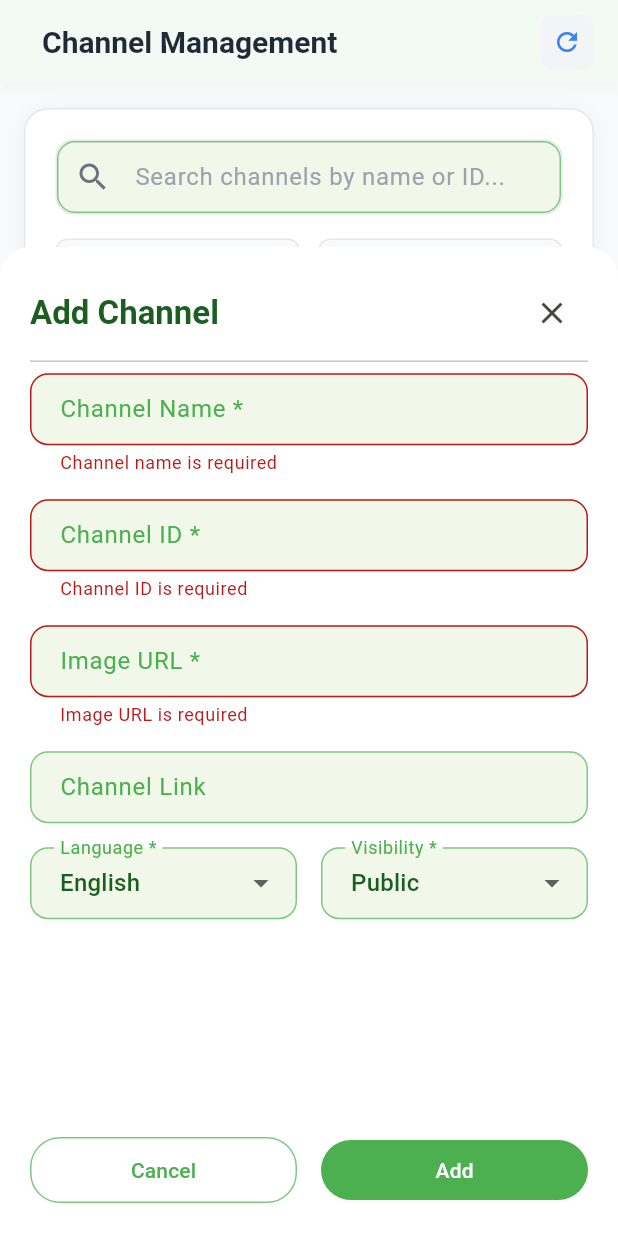
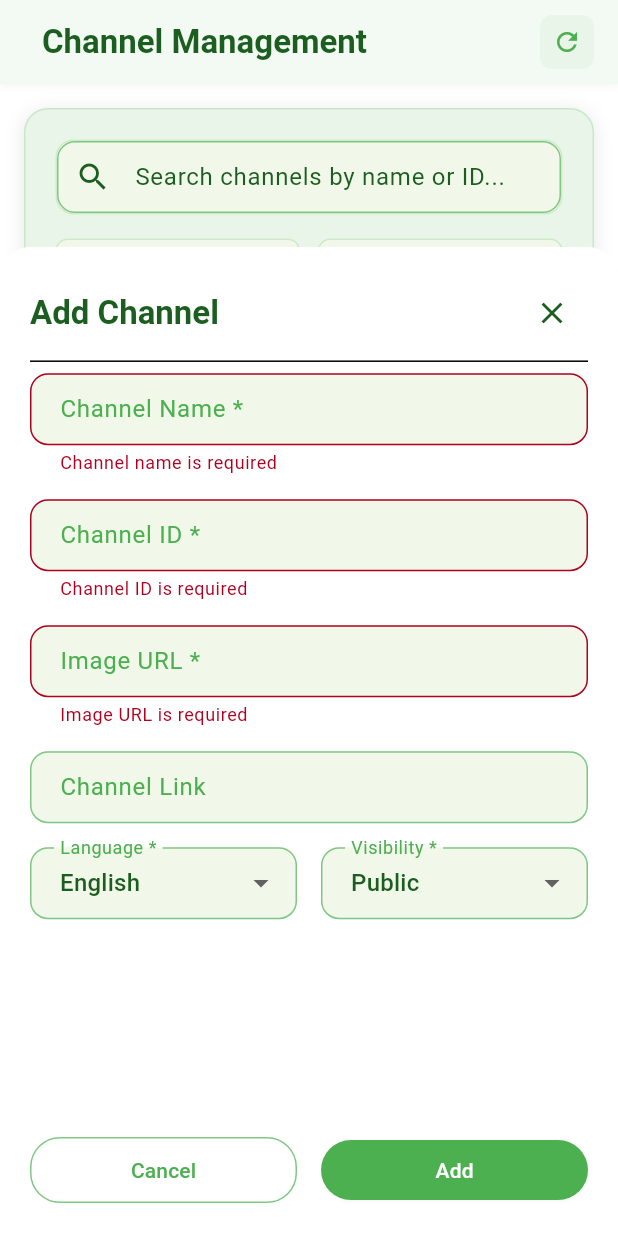
Before and after one commit to nasuf/dictation-studio-flutter, a Flutter app: the ChannelManagementScreen screen opened by its route, after a tap on the "add" icon, after a tap on "Add", on a phone screen of 412 x 824 dp. Run offline on Flutter 3.47's test engine with Material 3 defaults, Android fonts, the phone set to English and light mode, and no system bars; our stand-ins replace app_links, cached_network_image, flutter_spinkit, go_router, percent_indicator, shared_preferences and 3 more; accounts and stored records are empty; network calls fail.

Commit message:
style adjustment for video/channel/user management

```diff
--- a/lib/screens/admin/channel_management_screen.dart
+++ b/lib/screens/admin/channel_management_screen.dart
@@ -90,10 +90,11 @@ class _ChannelManagementScreenState extends State<ChannelManagementScreen>
       );
     } catch (e) {
       if (mounted) {
+        final theme = Theme.of(context);
         ScaffoldMessenger.of(context).showSnackBar(
           SnackBar(
             content: Text('Failed to load channels: $e'),
-            backgroundColor: Colors.red,
+            backgroundColor: theme.colorScheme.error,
           ),
         );
       }
@@ -149,8 +150,9 @@ class _ChannelManagementScreenState extends State<ChannelManagementScreen>
 
   @override
   Widget build(BuildContext context) {
+    final theme = Theme.of(context);
     return Scaffold(
-      backgroundColor: const Color(0xFFF8FAFC),
+      backgroundColor: theme.colorScheme.surface,
       appBar: _buildAppBar(),
       body: FadeTransition(
         opacity: _fadeAnimation,
@@ -186,18 +188,17 @@ class _ChannelManagementScreenState extends State<ChannelManagementScreen>
   }
 
   PreferredSizeWidget _buildAppBar() {
+    final theme = Theme.of(context);
     return AppBar(
-      backgroundColor: Colors.white,
+      backgroundColor: theme.colorScheme.surface,
       elevation: 2,
-      shadowColor: Colors.black.withValues(alpha: 0.1),
+      shadowColor: theme.colorScheme.shadow,
       title: Row(
         children: [
           const SizedBox(width: 12),
-          const Text(
+          Text(
             'Channel Management',
-            style: TextStyle(
-              color: Color(0xFF1F2937),
-              fontSize: 20,
+            style: theme.textTheme.titleLarge?.copyWith(
               fontWeight: FontWeight.w600,
             ),
           ),
@@ -213,23 +214,23 @@ class _ChannelManagementScreenState extends State<ChannelManagementScreen>
                 child: Container(
                   padding: const EdgeInsets.all(8),
                   decoration: BoxDecoration(
-                    color: const Color(0xFFF3F4F6),
+                    color: theme.colorScheme.primaryContainer,
                     borderRadius: BorderRadius.circular(8),
                   ),
                   child: provider.isLoading
-                      ? const SizedBox(
+                      ? SizedBox(
                           width: 20,
                           height: 20,
                           child: CircularProgressIndicator(
                             strokeWidth: 2,
                             valueColor: AlwaysStoppedAnimation<Color>(
-                              Color(0xFF3B82F6),
+                              theme.colorScheme.primary,
                             ),
                           ),
                         )
-                      : const Icon(
+                      : Icon(
                           Icons.refresh,
-                          color: Color(0xFF3B82F6),
+                          color: theme.colorScheme.primary,
                           size: 20,
                         ),
                 ),
@@ -242,16 +243,17 @@ class _ChannelManagementScreenState extends State<ChannelManagementScreen>
   }
 
   Widget _buildSearchAndFilters() {
+    final theme = Theme.of(context);
     return Container(
       margin: const EdgeInsets.all(16),
       padding: const EdgeInsets.all(20),
       decoration: BoxDecoration(
-        color: Colors.white,
+        color: theme.colorScheme.primaryContainer,
         borderRadius: BorderRadius.circular(16),
-        border: Border.all(color: const Color(0xFFE5E7EB), width: 1),
+        border: Border.all(color: theme.colorScheme.outline.withOpacity(0.3), width: 1),
         boxShadow: [
           BoxShadow(
-            color: Colors.black.withValues(alpha: 0.05),
+            color: theme.colorScheme.shadow.withOpacity(0.1),
             blurRadius: 10,
             spreadRadius: 0,
             offset: const Offset(0, 2),
@@ -263,9 +265,9 @@ class _ChannelManagementScreenState extends State<ChannelManagementScreen>
           // Search Bar
           Container(
             decoration: BoxDecoration(
-              color: const Color(0xFFF9FAFB),
+              color: theme.colorScheme.surfaceContainerHighest,
               borderRadius: BorderRadius.circular(12),
-              border: Border.all(color: const Color(0xFFE5E7EB), width: 1),
+              border: Border.all(color: theme.colorScheme.outline.withOpacity(0.3), width: 1),
             ),
             child: TextField(
               controller: _searchController,
@@ -274,11 +276,11 @@ class _ChannelManagementScreenState extends State<ChannelManagementScreen>
                   _searchQuery = value;
                 });
               },
-              style: const TextStyle(color: Color(0xFF1F2937)),
-              decoration: const InputDecoration(
+              style: TextStyle(color: theme.colorScheme.onSurface),
+              decoration: InputDecoration(
                 hintText: 'Search channels by name or ID...',
-                hintStyle: TextStyle(color: Color(0xFF9CA3AF)),
-                prefixIcon: Icon(Icons.search, color: Color(0xFF6B7280)),
+                hintStyle: TextStyle(color: theme.colorScheme.onSurfaceVariant),
+                prefixIcon: Icon(Icons.search, color: theme.colorScheme.onSurfaceVariant),
                 border: InputBorder.none,
                 contentPadding: EdgeInsets.symmetric(
                   horizontal: 16,
@@ -332,12 +334,13 @@ class _ChannelManagementScreenState extends State<ChannelManagementScreen>
     Map<String, String> options,
     Function(String) onChanged,
   ) {
+    final theme = Theme.of(context);
     return Container(
       padding: const EdgeInsets.symmetric(horizontal: 12, vertical: 8),
       decoration: BoxDecoration(
-        color: const Color(0xFFF9FAFB),
+        color: theme.colorScheme.surfaceContainerHighest,
         borderRadius: BorderRadius.circular(8),
-        border: Border.all(color: const Color(0xFFE5E7EB), width: 1),
+        border: Border.all(color: theme.colorScheme.outline.withOpacity(0.3), width: 1),
       ),
       child: DropdownButtonHideUnderline(
         child: DropdownButton<String>(
@@ -347,15 +350,15 @@ class _ChannelManagementScreenState extends State<ChannelManagementScreen>
               onChanged(newValue);
             }
           },
-          style: const TextStyle(color: Color(0xFF1F2937)),
-          dropdownColor: Colors.white,
-          icon: const Icon(Icons.keyboard_arrow_down, color: Color(0xFF6B7280)),
+          style: TextStyle(color: theme.colorScheme.onSurface),
+          dropdownColor: theme.colorScheme.surface,
+          icon: Icon(Icons.keyboard_arrow_down, color: theme.colorScheme.onSurfaceVariant),
           items: options.entries.map((entry) {
             return DropdownMenuItem<String>(
               value: entry.value,
               child: Text(
                 entry.key,
-                style: const TextStyle(color: Color(0xFF1F2937)),
+                style: TextStyle(color: theme.colorScheme.onSurface),
               ),
             );
           }).toList(),
@@ -365,17 +368,20 @@ class _ChannelManagementScreenState extends State<ChannelManagementScreen>
   }
 
   Widget _buildLoadingState() {
-    return const Center(
+    final theme = Theme.of(context);
+    return Center(
       child: Column(
         mainAxisAlignment: MainAxisAlignment.center,
         children: [
           CircularProgressIndicator(
-            valueColor: AlwaysStoppedAnimation<Color>(Color(0xFF3B82F6)),
+            valueColor: AlwaysStoppedAnimation<Color>(theme.colorScheme.primary),
           ),
-          SizedBox(height: 16),
+          const SizedBox(height: 16),
           Text(
             'Loading channels...',
-            style: TextStyle(color: Color(0xFF6B7280), fontSize: 16),
+            style: theme.textTheme.bodyLarge?.copyWith(
+              color: theme.colorScheme.onSurfaceVariant,
+            ),
           ),
         ],
       ),
@@ -383,6 +389,7 @@ class _ChannelManagementScreenState extends State<ChannelManagementScreen>
   }
 
   Widget _buildChannelList(List<Channel> channels, ChannelProvider provider) {
+    final theme = Theme.of(context);
     if (channels.isEmpty) {
       return Center(
         child: Column(
@@ -391,29 +398,29 @@ class _ChannelManagementScreenState extends State<ChannelManagementScreen>
             Container(
               padding: const EdgeInsets.all(20),
               decoration: BoxDecoration(
-                color: Colors.white,
+                color: theme.colorScheme.surface,
                 borderRadius: BorderRadius.circular(16),
-                border: Border.all(color: const Color(0xFFE5E7EB), width: 1),
+                border: Border.all(color: theme.colorScheme.outline.withOpacity(0.3), width: 1),
               ),
-              child: const Icon(
+              child: Icon(
                 Icons.video_library_outlined,
                 size: 64,
-                color: Color(0xFF9CA3AF),
+                color: theme.colorScheme.outline,
               ),
             ),
             const SizedBox(height: 16),
-            const Text(
+            Text(
               'No channels found',
-              style: TextStyle(
-                color: Color(0xFF1F2937),
-                fontSize: 18,
+              style: theme.textTheme.titleMedium?.copyWith(
                 fontWeight: FontWeight.w500,
               ),
             ),
             const SizedBox(height: 8),
-            const Text(
+            Text(
               'Try adjusting your search or filters',
-              style: TextStyle(color: Color(0xFF6B7280), fontSize: 14),
+              style: theme.textTheme.bodyMedium?.copyWith(
+                color: theme.colorScheme.onSurfaceVariant,
+              ),
             ),
           ],
         ),
@@ -431,15 +438,16 @@ class _ChannelManagementScreenState extends State<ChannelManagementScreen>
   }
 
   Widget _buildChannelCard(Channel channel, ChannelProvider provider) {
+    final theme = Theme.of(context);
     return Container(
       margin: const EdgeInsets.only(bottom: 16),
       decoration: BoxDecoration(
-        color: Colors.white,
+        color: theme.colorScheme.surface,
         borderRadius: BorderRadius.circular(16),
-        border: Border.all(color: const Color(0xFFE5E7EB), width: 1),
+        border: Border.all(color: theme.colorScheme.outline.withOpacity(0.3), width: 1),
         boxShadow: [
           BoxShadow(
-            color: Colors.black.withValues(alpha: 0.05),
+            color: theme.colorScheme.shadow.withOpacity(0.05),
             blurRadius: 10,
             offset: const Offset(0, 2),
           ),
@@ -455,7 +463,7 @@ class _ChannelManagementScreenState extends State<ChannelManagementScreen>
               height: 60,
               decoration: BoxDecoration(
                 borderRadius: BorderRadius.circular(12),
-                border: Border.all(color: const Color(0xFFE5E7EB), width: 2),
+                border: Border.all(color: theme.colorScheme.outline.withOpacity(0.3), width: 2),
               ),
               child: ClipRRect(
                 borderRadius: BorderRadius.circular(10),
@@ -465,16 +473,12 @@ class _ChannelManagementScreenState extends State<ChannelManagementScreen>
                   errorBuilder: (context, error, stackTrace) {
                     return Container(
                       decoration: BoxDecoration(
-                        gradient: const LinearGradient(
-                          colors: [Color(0xFF3B82F6), Color(0xFF1D4ED8)],
-                          begin: Alignment.topLeft,
-                          end: Alignment.bottomRight,
-                        ),
+                        color: theme.colorScheme.primary,
                         borderRadius: BorderRadius.circular(10),
                       ),
-                      child: const Icon(
+                      child: Icon(
                         Icons.video_library,
-                        color: Colors.white,
+                        color: theme.colorScheme.onPrimary,
                         size: 24,
                       ),
                     );
@@ -491,9 +495,7 @@ class _ChannelManagementScreenState extends State<ChannelManagementScreen>
                 children: [
                   Text(
                     channel.name,
-                    style: const TextStyle(
-                      color: Color(0xFF1F2937),
-                      fontSize: 16,
+                    style: theme.textTheme.titleMedium?.copyWith(
                       fontWeight: FontWeight.w600,
                     ),
                     maxLines: 1,
@@ -502,17 +504,15 @@ class _ChannelManagementScreenState extends State<ChannelManagementScreen>
                   const SizedBox(height: 4),
                   Text(
                     'ID: ${channel.id}',
-                    style: const TextStyle(
-                      color: Color(0xFF6B7280),
-                      fontSize: 12,
+                    style: theme.textTheme.bodySmall?.copyWith(
+                      color: theme.colorScheme.onSurfaceVariant,
                     ),
                   ),
                   const SizedBox(height: 4),
                   Text(
                     'Videos: ${channel.videoCount}',
-                    style: const TextStyle(
-                      color: Color(0xFF3B82F6),
-                      fontSize: 12,
+                    style: theme.textTheme.bodySmall?.copyWith(
+                      color: theme.colorScheme.primary,
                       fontWeight: FontWeight.w500,
                     ),
                   ),
@@ -523,14 +523,14 @@ class _ChannelManagementScreenState extends State<ChannelManagementScreen>
                     children: [
                       _buildTag(
                         channel.displayLanguage,
-                        const Color(0xFF3B82F6),
+                        theme.colorScheme.primary,
                       ),
                       const SizedBox(width: 8),
                       _buildTag(
                         channel.isPublic ? 'PUBLIC' : 'PRIVATE',
                         channel.isPublic
-                            ? const Color(0xFF10B981)
-                            : const Color(0xFFF59E0B),
+                            ? theme.colorScheme.primary
+                            : theme.colorScheme.secondary,
                       ),
                     ],
                   ),
@@ -552,7 +552,7 @@ class _ChannelManagementScreenState extends State<ChannelManagementScreen>
                   Icons.open_in_new,
                   'View',
                   () => _openChannelLink(channel.link),
-                  const Color(0xFF10B981),
+                  theme.colorScheme.secondary,
                 ),
               ],
             ),
@@ -604,17 +604,14 @@ class _ChannelManagementScreenState extends State<ChannelManagementScreen>
   }
 
   Widget _buildFloatingActionButton() {
+    final theme = Theme.of(context);
     return Container(
       decoration: BoxDecoration(
-        gradient: const LinearGradient(
-          colors: [Color(0xFF3B82F6), Color(0xFF1D4ED8)],
-          begin: Alignment.topLeft,
-          end: Alignment.bottomRight,
-        ),
+        color: theme.colorScheme.primary,
         borderRadius: BorderRadius.circular(16),
         boxShadow: [
           BoxShadow(
-            color: const Color(0xFF3B82F6).withValues(alpha: 0.3),
+            color: theme.colorScheme.primary.withOpacity(0.3),
             blurRadius: 20,
             spreadRadius: 0,
           ),
@@ -624,7 +621,7 @@ class _ChannelManagementScreenState extends State<ChannelManagementScreen>
         onPressed: _showAddChannelModal,
         backgroundColor: Colors.transparent,
         elevation: 0,
-        child: const Icon(Icons.add, color: Colors.white, size: 24),
+        child: Icon(Icons.add, color: theme.colorScheme.onPrimary, size: 24),
       ),
     );
   }
@@ -632,10 +629,11 @@ class _ChannelManagementScreenState extends State<ChannelManagementScreen>
   void _openChannelLink(String link) async {
     if (link.isEmpty) {
       if (mounted) {
+        final theme = Theme.of(context);
         ScaffoldMessenger.of(context).showSnackBar(
-          const SnackBar(
-            content: Text('No link available for this channel'),
-            backgroundColor: Colors.orange,
+          SnackBar(
+            content: const Text('No link available for this channel'),
+            backgroundColor: theme.colorScheme.secondary,
           ),
         );
       }
@@ -707,10 +705,11 @@ class _ChannelManagementScreenState extends State<ChannelManagementScreen>
     } catch (e) {
       AppLogger.error('Error parsing channel link: $e');
       if (mounted) {
+        final theme = Theme.of(context);
         ScaffoldMessenger.of(context).showSnackBar(
           SnackBar(
             content: Text('Invalid URL format: $link'),
-            backgroundColor: Colors.red,
+            backgroundColor: theme.colorScheme.error,
           ),
         );
       }
@@ -730,10 +729,11 @@ class _ChannelManagementScreenState extends State<ChannelManagementScreen>
 
       AppLogger.info('Successfully opened URL: $uri');
       if (mounted) {
+        final theme = Theme.of(context);
         ScaffoldMessenger.of(context).showSnackBar(
           SnackBar(
             content: Text('Opening link in browser...'),
-            backgroundColor: Colors.green,
+            backgroundColor: theme.colorScheme.primary,
             duration: const Duration(seconds: 2),
           ),
         );
@@ -741,10 +741,11 @@ class _ChannelManagementScreenState extends State<ChannelManagementScreen>
     } catch (e) {
       AppLogger.error('Error launching URL: $e');
       if (mounted) {
+        final theme = Theme.of(context);
         ScaffoldMessenger.of(context).showSnackBar(
           SnackBar(
             content: Text('Failed to open link: $e'),
-            backgroundColor: Colors.red,
+            backgroundColor: theme.colorScheme.error,
           ),
         );
       }
@@ -769,10 +770,11 @@ class _ChannelManagementScreenState extends State<ChannelManagementScreen>
         );
 
         if (mounted) {
+          final theme = Theme.of(context);
           ScaffoldMessenger.of(context).showSnackBar(
-            const SnackBar(
-              content: Text('Channel updated successfully'),
-              backgroundColor: Colors.green,
+            SnackBar(
+              content: const Text('Channel updated successfully'),
+              backgroundColor: theme.colorScheme.primary,
             ),
           );
         }
@@ -796,10 +798,11 @@ class _ChannelManagementScreenState extends State<ChannelManagementScreen>
         await channelProvider.addChannel(newChannel);
 
         if (mounted) {
+          final theme = Theme.of(context);
           ScaffoldMessenger.of(context).showSnackBar(
-            const SnackBar(
-              content: Text('Channel added successfully'),
-              backgroundColor: Colors.green,
+            SnackBar(
+              content: const Text('Channel added successfully'),
+              backgroundColor: theme.colorScheme.primary,
             ),
           );
         }
@@ -814,10 +817,11 @@ class _ChannelManagementScreenState extends State<ChannelManagementScreen>
     } catch (e) {
       AppLogger.error('Error saving channel: $e');
       if (mounted) {
+        final theme = Theme.of(context);
         ScaffoldMessenger.of(context).showSnackBar(
           SnackBar(
             content: Text('Failed to save channel: $e'),
-            backgroundColor: Colors.red,
+            backgroundColor: theme.colorScheme.error,
           ),
         );
       }
@@ -825,12 +829,13 @@ class _ChannelManagementScreenState extends State<ChannelManagementScreen>
   }
 
   Widget _buildChannelFormModal() {
+    final theme = Theme.of(context);
     return Container(
       height: MediaQuery.of(context).size.height * 0.8,
       padding: const EdgeInsets.all(20),
-      decoration: const BoxDecoration(
-        color: Colors.white,
-        borderRadius: BorderRadius.vertical(top: Radius.circular(20)),
+      decoration: BoxDecoration(
+        color: theme.colorScheme.surface,
+        borderRadius: const BorderRadius.vertical(top: Radius.circular(20)),
       ),
       child: Column(
         children: [
--- a/lib/screens/dictation_screen.dart
+++ b/lib/screens/dictation_screen.dart
@@ -1971,6 +1971,7 @@ class _DictationScreenState extends State<DictationScreen>
     final comparison = _comparisonResults[_currentSentenceIndex];
 
     return Card(
+      color: Theme.of(context).colorScheme.primaryContainer,
       child: Padding(
         padding: const EdgeInsets.all(16.0),
         child: Column(
@@ -1988,7 +1989,7 @@ class _DictationScreenState extends State<DictationScreen>
                     isRevealed ? Icons.visibility_off : Icons.visibility,
                   ),
                   onPressed: _toggleCurrentSentenceReveal,
-                  tooltip: isRevealed ? 'Hide original' : 'Show original',
+                  tooltip: isRevealed ? 'Hide comparison' : 'Show comparison',
                   iconSize: 20,
                 ),
               ],
@@ -1999,7 +2000,7 @@ class _DictationScreenState extends State<DictationScreen>
               SimpleComparisonWidget(
                 comparison: comparison,
                 showOriginal: isRevealed,
-                showUserInput: true,
+                showUserInput: isRevealed,
               ),
             ] else if (isRevealed) ...[
               Container(
--- a/lib/services/theme_service.dart
+++ b/lib/services/theme_service.dart
@@ -14,7 +14,7 @@ class ThemeService extends ChangeNotifier {
   static const String _themeKey = 'app_theme_mode';
   static ThemeService? _instance;
 
-  AppThemeMode _themeMode = AppThemeMode.system;
+  AppThemeMode _themeMode = AppThemeMode.light;
   SharedPreferences? _prefs;
 
   ThemeService._();
--- a/lib/widgets/compact_progress_bar.dart
+++ b/lib/widgets/compact_progress_bar.dart
@@ -78,6 +78,7 @@ class _CompactProgressBarState extends State<CompactProgressBar>
     return Card(
       elevation: 2,
       margin: const EdgeInsets.symmetric(horizontal: 16, vertical: 8),
+      color: theme.colorScheme.primaryContainer,
       child: InkWell(
         onTap: widget.onToggleExpanded,
         borderRadius: BorderRadius.circular(12),
--- a/lib/widgets/simple_comparison_widget.dart
+++ b/lib/widgets/simple_comparison_widget.dart
@@ -64,7 +64,7 @@ class SimpleComparisonWidget extends StatelessWidget {
       width: double.infinity,
       padding: const EdgeInsets.all(12),
       decoration: BoxDecoration(
-        color: theme.colorScheme.surface,
+        color: theme.colorScheme.surfaceContainerHighest,
         borderRadius: BorderRadius.circular(8),
         border: Border.all(
           color: theme.colorScheme.outline.withOpacity(0.3),
```
Also changed, not shown: lib/screens/admin/user_management_screen.dart (+23 -18 lines), lib/screens/admin/video_management_screen.dart (+48 -38 lines), lib/theme/app_theme.dart (+11 -16 lines).
